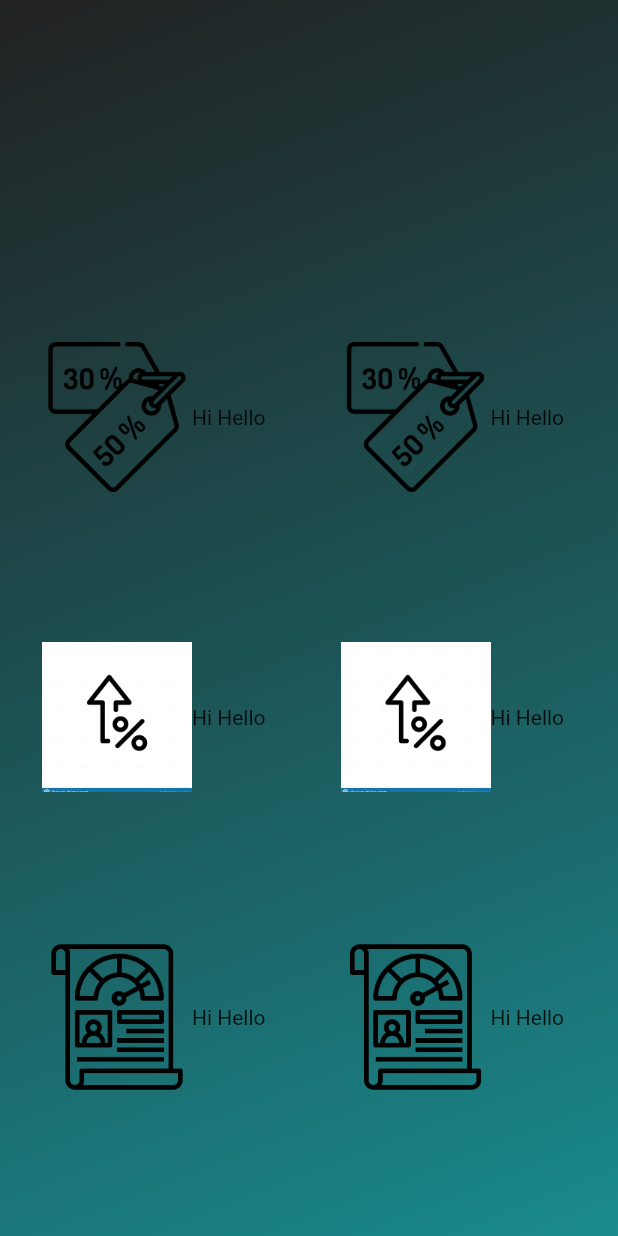
After one commit to KuldeepRathor/baink_capital_website, a Flutter app: the screen it shows after launch, on a phone screen of 412 x 824 dp. The commit adds this screen. Run offline on Flutter 3.47's test engine with Material 2 defaults, Android fonts, the phone set to English and light mode, and no system bars.

Commit message:
Featured Cards update

```diff
--- a/lib/components/default_button.dart
+++ b/lib/components/default_button.dart
@@ -18,7 +18,7 @@ class Default_Button extends StatelessWidget {
         child: ElevatedButton(
           style: ButtonStyle(
             backgroundColor: MaterialStateProperty.all(
-              Color(0xff03989E),
+              const Color(0xff03989E),
             ),
           ),
           onPressed: press(),
--- /dev/null
+++ b/lib/components/feature_cards.dart
@@ -0,0 +1,37 @@
+import 'package:flutter/cupertino.dart';
+import 'package:flutter/material.dart';
+
+class FeaturedCards extends StatelessWidget {
+  final String text;
+  final String image;
+
+  const FeaturedCards({
+    Key? key,
+    required this.text,
+    required this.image,
+  }) : super(key: key);
+
+  @override
+  Widget build(BuildContext context) {
+    return Container(
+      child: Row(
+        children: [
+          Container(
+            height: 100,
+            width: 100,
+            // color: Colors.red,
+            decoration: BoxDecoration(
+              image: DecorationImage(
+                image: AssetImage(image),
+                fit: BoxFit.cover,
+              ),
+            ),
+          ),
+          Text(
+            text,
+          )
+        ],
+      ),
+    );
+  }
+}
--- a/lib/main.dart
+++ b/lib/main.dart
@@ -1,3 +1,4 @@
+import 'package:baink_capital_website/screens/features.dart';
 import 'package:baink_capital_website/screens/home_screen.dart';
 import 'package:flutter/material.dart';
 
@@ -17,7 +18,7 @@ class MyApp extends StatelessWidget {
       theme: ThemeData(
         primarySwatch: Colors.blue,
       ),
-      home: const HomeScreen(title: 'Flutter Demo Home Page'),
+      home: FeaturesPage(),
     );
   }
 }
--- /dev/null
+++ b/lib/screens/features.dart
@@ -0,0 +1,110 @@
+import 'package:flutter/cupertino.dart';
+import 'package:flutter/material.dart';
+
+import '../components/feature_cards.dart';
+
+class FeaturesPage extends StatelessWidget {
+  const FeaturesPage({Key? key}) : super(key: key);
+
+  @override
+  Widget build(BuildContext context) {
+    return Scaffold(
+      body: SingleChildScrollView(
+        child: Column(
+          children: [
+            Container(
+              decoration: BoxDecoration(
+                gradient: LinearGradient(
+                  begin: Alignment.topLeft,
+                  end: Alignment.bottomRight,
+                  colors: [
+                    Colors.black87,
+                    Color(0xff18a8ad),
+                  ],
+                ),
+              ),
+              child: Padding(
+                padding: EdgeInsets.all(28.0),
+                child: Row(
+                  children: [
+                    Column(
+                      children: [
+                        SizedBox(
+                          height: 200,
+                        ),
+                        FeaturedCards(
+                          text: 'Hi Hello',
+                          image: 'assets/images/discounts (1).png',
+                        ),
+                        SizedBox(
+                          height: 100,
+                        ),
+
+                        FeaturedCards(
+                          text: 'Hi Hello',
+                          image:
+                              'assets/images/c63f9cb4-5937-44ac-bb95-2c250383916c-transformed.jpg',
+                        ),
+                        SizedBox(
+                          height: 100,
+                        ),
+                        FeaturedCards(
+                          text: 'Hi Hello',
+                          image: 'assets/images/business-credit-score.png',
+                        ),
+                        SizedBox(
+                          height: 100,
+                        ),
+                        SizedBox(
+                          height: 200,
+                        )
+                        // Spacer(),
+                      ],
+                    ),
+                    SizedBox(
+                      width: 50,
+                    ),
+                    Column(
+                      children: [
+                        SizedBox(
+                          height: 200,
+                        ),
+                        FeaturedCards(
+                          text: 'Hi Hello',
+                          image: 'assets/images/discounts (1).png',
+                        ),
+                        SizedBox(
+                          height: 100,
+                        ),
+
+                        FeaturedCards(
+                          text: 'Hi Hello',
+                          image:
+                              'assets/images/c63f9cb4-5937-44ac-bb95-2c250383916c-transformed.jpg',
+                        ),
+                        SizedBox(
+                          height: 100,
+                        ),
+                        FeaturedCards(
+                          text: 'Hi Hello',
+                          image: 'assets/images/business-credit-score.png',
+                        ),
+                        SizedBox(
+                          height: 100,
+                        ),
+                        SizedBox(
+                          height: 200,
+                        )
+                        // Spacer(),
+                      ],
+                    ),
+                  ],
+                ),
+              ),
+            ),
+          ],
+        ),
+      ),
+    );
+  }
+}
```
Also changed, not shown: lib/components/app_bar.dart (+9 -9 lines), lib/components/body.dart (+12 -10 lines), lib/components/cards.dart (+56 -6 lines), lib/components/multiple_cards.dart (added, +64 -0 lines), lib/screens/home_screen.dart (+37 -16 lines), assets/images/business-credit-score.png (added), assets/images/c63f9cb4-5937-44ac-bb95-2c250383916c-transformed.jpg (added), assets/images/discounts (1).png (added).
